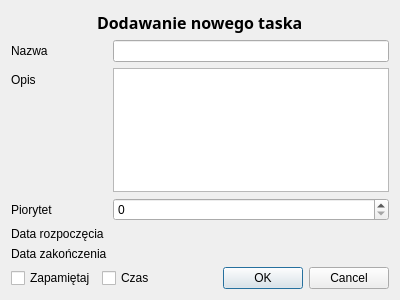
This is taskdialog.ui in VEndymionV/Personal-Kanban as Qt 5 draws it before an edit. The edited form follows.
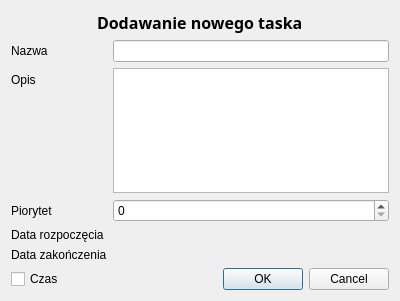
This is the edited form.

Diff of the .ui file:
```diff
--- a/taskdialog.ui
+++ b/taskdialog.ui
@@ -7,7 +7,7 @@
     <x>0</x>
     <y>0</y>
     <width>400</width>
-    <height>300</height>
+    <height>301</height>
    </rect>
   </property>
   <property name="windowTitle">
@@ -109,13 +109,6 @@
    </item>
    <item>
     <layout class="QHBoxLayout" name="horizontalLayout">
-     <item>
-      <widget class="QCheckBox" name="rememberCheckBox">
-       <property name="text">
-        <string>Zapamiętaj</string>
-       </property>
-      </widget>
-     </item>
      <item>
       <widget class="QCheckBox" name="timeCheckBox">
        <property name="text">
```
